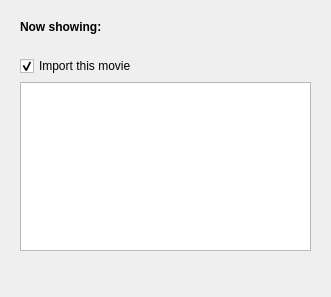
Old version of the form src/mvdshared/ui/importsummarypage.ui in the repository hippydream/movida.
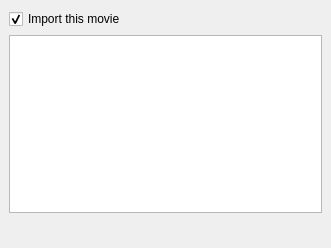
New version of the form. Custom widgets are drawn as their Qt base class.

Commit message: Removed "showing ..." label and summary page bitmap.

Patch:
```diff
--- a/src/mvdshared/ui/importsummarypage.ui
+++ b/src/mvdshared/ui/importsummarypage.ui
@@ -6,13 +6,25 @@
     <x>0</x>
     <y>0</y>
     <width>331</width>
-    <height>297</height>
+    <height>248</height>
    </rect>
   </property>
   <property name="windowTitle" >
    <string>Form</string>
   </property>
   <layout class="QGridLayout" >
+   <property name="leftMargin" >
+    <number>0</number>
+   </property>
+   <property name="topMargin" >
+    <number>0</number>
+   </property>
+   <property name="rightMargin" >
+    <number>0</number>
+   </property>
+   <property name="bottomMargin" >
+    <number>0</number>
+   </property>
    <item row="0" column="0" >
     <widget class="QStackedWidget" name="stack" >
      <property name="currentIndex" >
@@ -60,33 +72,7 @@
      </widget>
      <widget class="QWidget" name="resultsPage" >
       <layout class="QGridLayout" >
-       <item row="0" column="0" colspan="3" >
-        <widget class="QLabel" name="currentResultLabel" >
-         <property name="text" >
-          <string>&lt;html>&lt;head>&lt;meta name="qrichtext" content="1" />&lt;style type="text/css">
-p, li { white-space: pre-wrap; }
-&lt;/style>&lt;/head>&lt;body style=" font-family:'Sans Serif'; font-size:9pt; font-weight:400; font-style:normal;">
-&lt;p style=" margin-top:0px; margin-bottom:0px; margin-left:0px; margin-right:0px; -qt-block-indent:0; text-indent:0px;">&lt;span style=" font-weight:600;">Now showing:&lt;/span>&lt;/p>&lt;/body>&lt;/html></string>
-         </property>
-        </widget>
-       </item>
-       <item row="1" column="0" >
-        <spacer>
-         <property name="orientation" >
-          <enum>Qt::Vertical</enum>
-         </property>
-         <property name="sizeType" >
-          <enum>QSizePolicy::Fixed</enum>
-         </property>
-         <property name="sizeHint" >
-          <size>
-           <width>66</width>
-           <height>16</height>
-          </size>
-         </property>
-        </spacer>
-       </item>
-       <item row="2" column="0" colspan="2" >
+       <item row="0" column="0" colspan="2" >
         <widget class="QCheckBox" name="importMovie" >
          <property name="text" >
           <string>Import this movie</string>
@@ -96,10 +82,10 @@
          </property>
         </widget>
        </item>
-       <item row="3" column="0" colspan="3" >
+       <item row="1" column="0" colspan="3" >
         <widget class="QTextBrowser" name="jobPreview" />
        </item>
-       <item row="4" column="0" >
+       <item row="2" column="0" >
         <widget class="MvdActionLabel" name="previousResult" >
          <property name="toolTip" >
           <string>Shows the details for the previous movie that has been selected for import</string>
@@ -112,7 +98,7 @@
          </property>
         </widget>
        </item>
-       <item row="4" column="1" >
+       <item row="2" column="1" >
         <spacer>
          <property name="orientation" >
           <enum>Qt::Horizontal</enum>
@@ -125,7 +111,7 @@
          </property>
         </spacer>
        </item>
-       <item row="4" column="2" >
+       <item row="2" column="2" >
         <widget class="MvdActionLabel" name="nextResult" >
          <property name="toolTip" >
           <string>Shows the details for the next movie that has been selected for import</string>
```
The commit also changes 2 other files.
